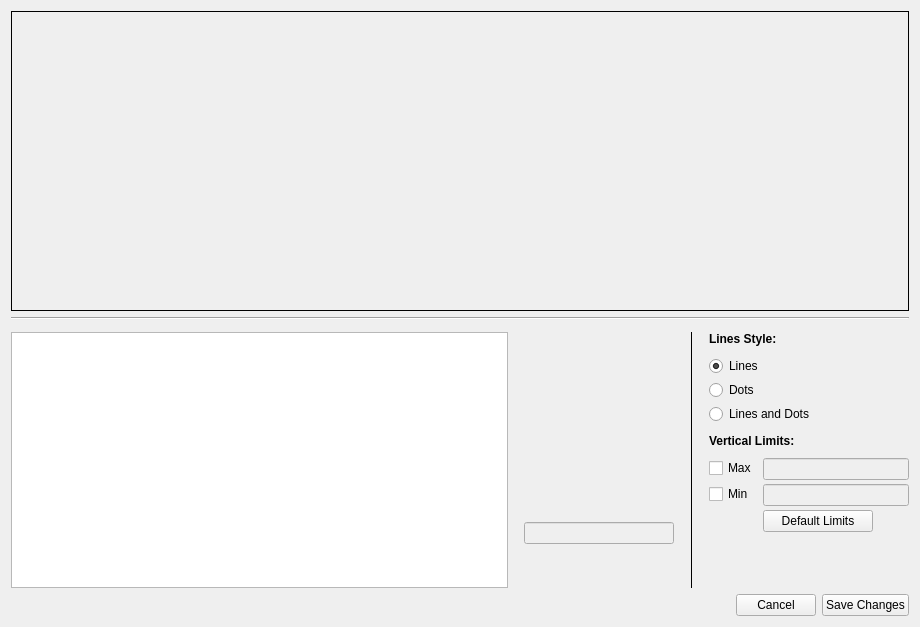
Above: plotter_gui/plotwidget_editor.ui from ziparker/PlotJuggler before the change. Below: the same form after it.
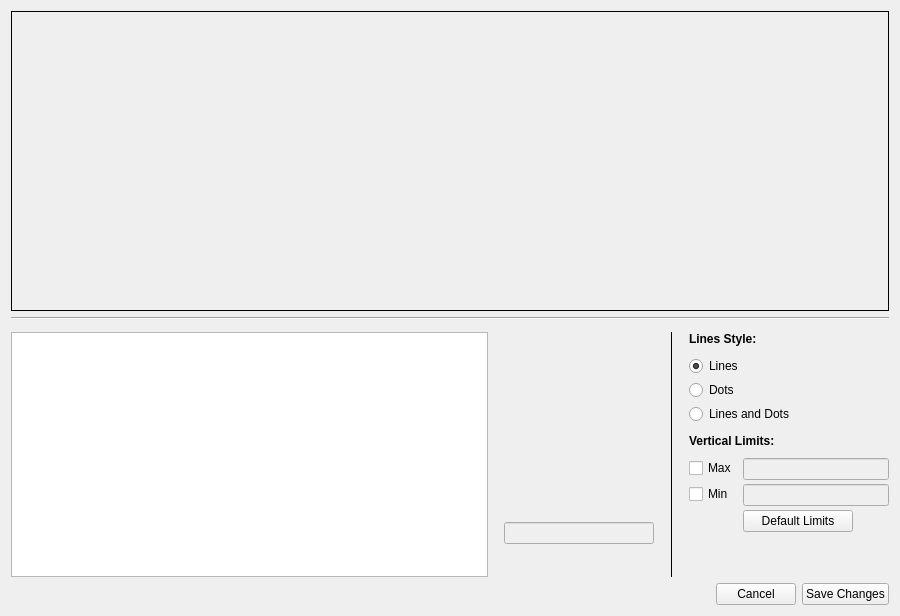
That is the form after the change.

What changed in the file:
```diff
--- a/plotter_gui/plotwidget_editor.ui
+++ b/plotter_gui/plotwidget_editor.ui
@@ -6,8 +6,8 @@
    <rect>
     <x>0</x>
     <y>0</y>
-    <width>920</width>
-    <height>627</height>
+    <width>900</width>
+    <height>616</height>
    </rect>
   </property>
   <property name="minimumSize">
@@ -81,7 +81,7 @@
         <property name="minimumSize">
          <size>
           <width>300</width>
-          <height>250</height>
+          <height>0</height>
          </size>
         </property>
         <layout class="QVBoxLayout" name="verticalLayout_3">
@@ -102,10 +102,16 @@
          </property>
          <item>
           <widget class="QListWidget" name="listWidget">
+           <property name="sizePolicy">
+            <sizepolicy hsizetype="Expanding" vsizetype="Minimum">
+             <horstretch>0</horstretch>
+             <verstretch>0</verstretch>
+            </sizepolicy>
+           </property>
            <property name="minimumSize">
             <size>
              <width>300</width>
-             <height>150</height>
+             <height>0</height>
             </size>
            </property>
            <property name="maximumSize">
```
Left out of the diff: 6 changed lines with no effect on the pictures.
